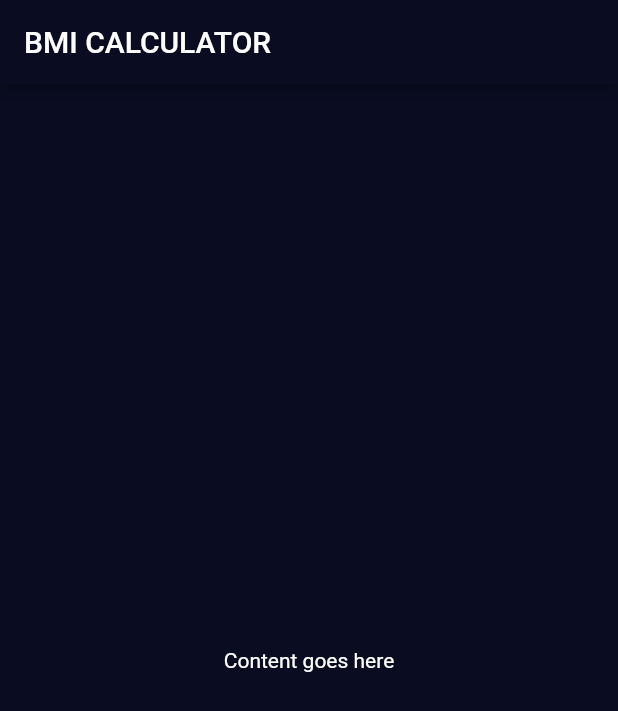
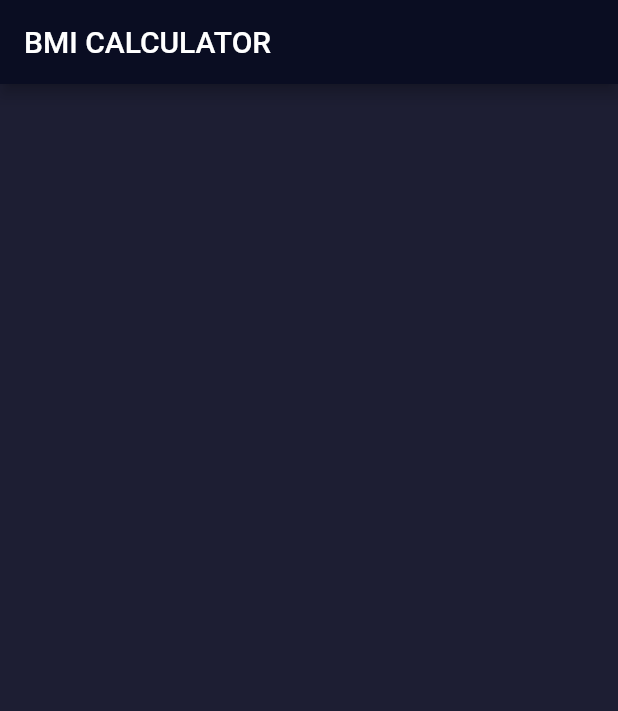
Before and after one commit to simonjtyler/BMI_Calculator, a Flutter app: the screen it shows after launch, on a phone screen of 412 x 824 dp. Shown: the top 711 px of the screen. Run offline on Flutter 3.47's test engine with Material 2 defaults, Android fonts, the phone set to English and light mode, and no system bars.

```diff
--- a/lib/input_page.dart
+++ b/lib/input_page.dart
@@ -12,18 +12,9 @@ class _InputPageState extends State<InputPage> {
         appBar: AppBar(
           title: Text("BMI CALCULATOR"),
         ),
-        body: Center(child: Text("Content goes here")),
-    //     floatingActionButton: Container(
-    //       child: Theme(
-    //         data: ThemeData(
-    //           accentColor: Colors.purple,
-    //         ),
-    //         child: FloatingActionButton(
-    //           child: Icon(Icons.add),
-    //           onPressed: () {},
-    //         ),
-    //       ),
-    //     ),
+        body: Container(
+            color: Color(0xFF1D1E33),
+        ),
     );
   }
 }
```
